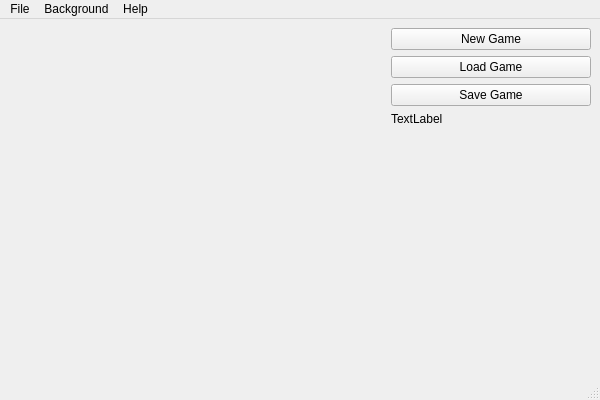
Above: mainwindow.ui from ttcchhmm/mystic-square before the change. Below: the same form after it.
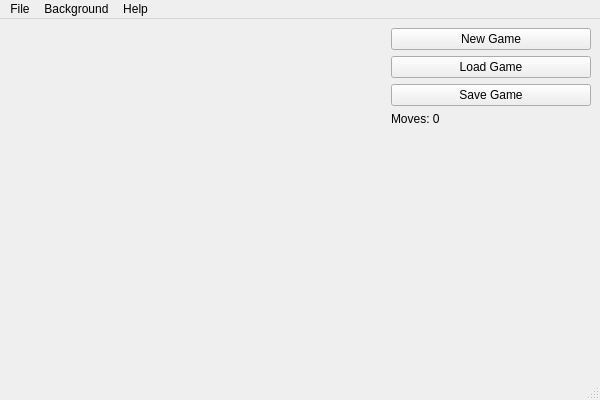
That is the form after the change. Icons and pictures are not drawn. Custom widgets are drawn as their Qt base class.

Commit message: Show a default text for the move counter

```diff
--- a/mainwindow.ui
+++ b/mainwindow.ui
@@ -68,7 +68,7 @@
          </size>
         </property>
         <property name="text">
-         <string>TextLabel</string>
+         <string>Moves: 0</string>
         </property>
        </widget>
       </item>
```
